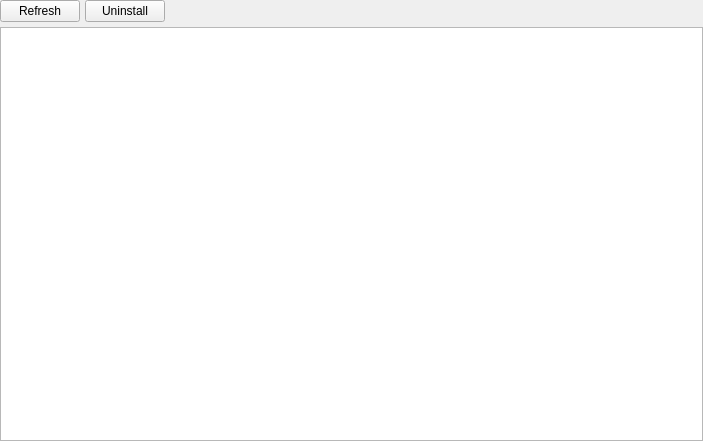
Above: mva/Licenta/gui/forms/application_manager_widget.ui from bogdan-constandache/SystemToolKit before the change. Below: the same form after it.
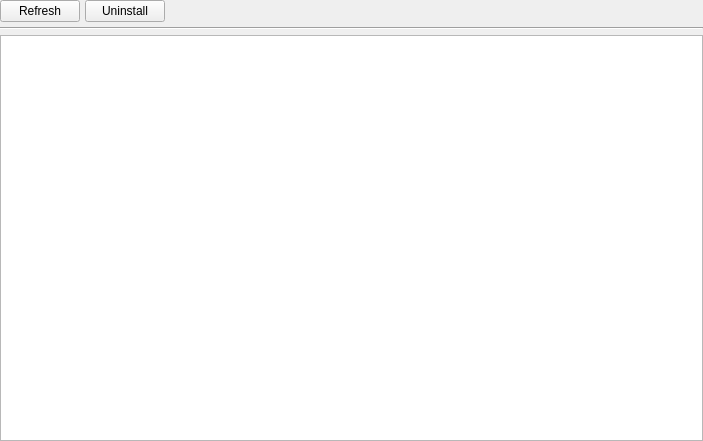
That is the form after the change.

Diff of the .ui file:
```diff
--- a/mva/Licenta/gui/forms/application_manager_widget.ui
+++ b/mva/Licenta/gui/forms/application_manager_widget.ui
@@ -61,7 +61,14 @@
     </layout>
    </item>
    <item>
-    <widget class="QTableView" name="tableView"/>
+    <widget class="Line" name="line">
+     <property name="orientation">
+      <enum>Qt::Horizontal</enum>
+     </property>
+    </widget>
+   </item>
+   <item>
+    <widget class="QTreeView" name="applicationTreeView"/>
    </item>
   </layout>
  </widget>
```
Left out of the diff: 3 changed lines with no effect on the pictures.
